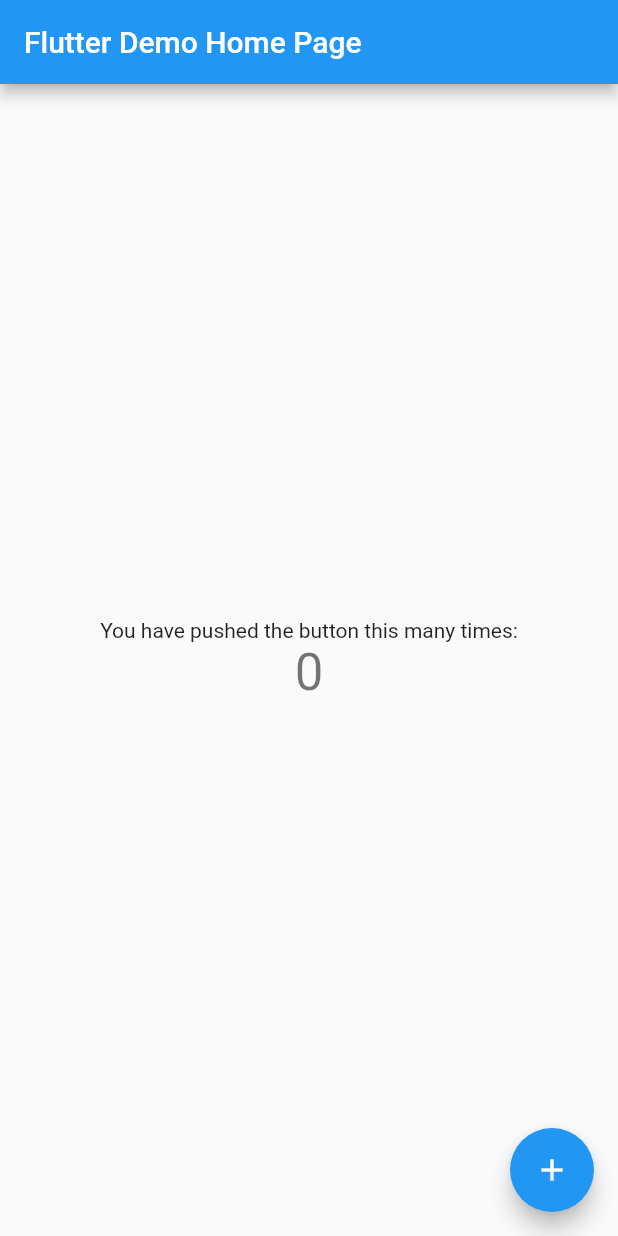
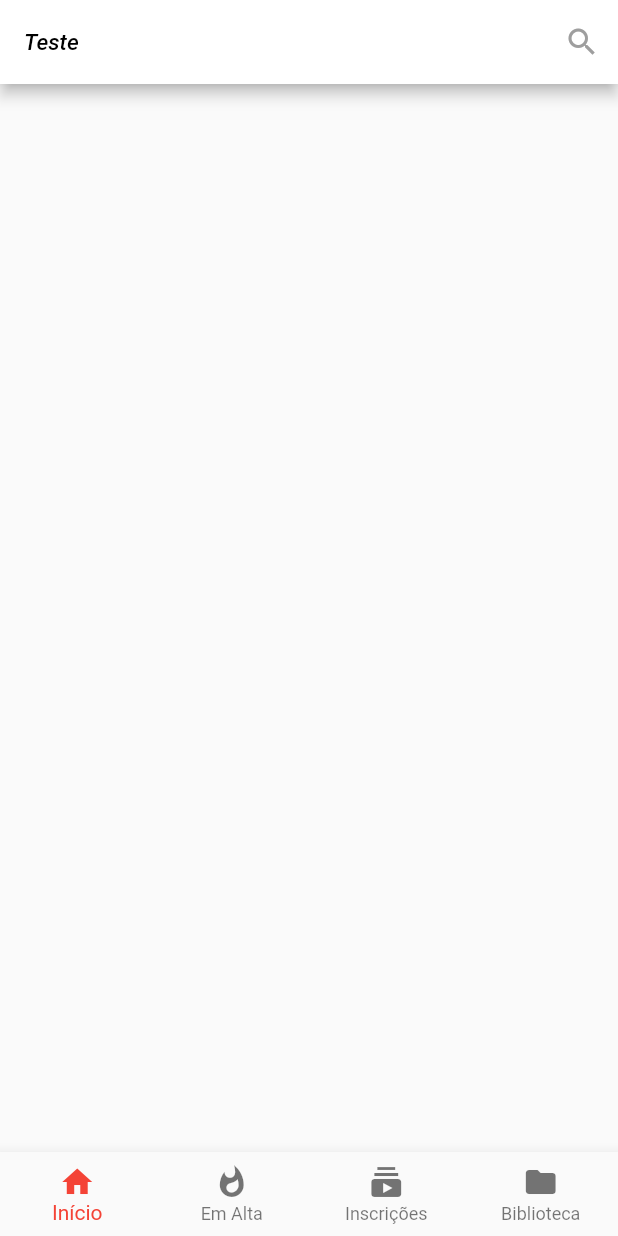
Before and after one commit to leonardo-mayrink-dev/flutter-business-template, a Flutter app: the screen it shows after launch, on a phone screen of 412 x 824 dp. Run offline on Flutter 3.47's test engine with Material 2 defaults, Android fonts, the phone set to English and light mode, and no system bars.

Commit message:
adding new screens

```diff
--- /dev/null
+++ b/flutter_business_template/lib/0_presenter/screens/begin.dart
@@ -0,0 +1,15 @@
+import 'package:flutter/material.dart';
+
+class Begin extends StatefulWidget {
+  const Begin({Key? key}) : super(key: key);
+
+  @override
+  State<Begin> createState() => _BeginState();
+}
+
+class _BeginState extends State<Begin> {
+  @override
+  Widget build(BuildContext context) {
+    return Container();
+  }
+}
--- /dev/null
+++ b/flutter_business_template/lib/0_presenter/screens/home.dart
@@ -0,0 +1,97 @@
+import 'package:flutter/material.dart';
+import 'package:flutter_business_template/0_presenter/screens/begin.dart';
+import 'package:flutter_business_template/0_presenter/screens/inscription.dart';
+import 'package:flutter_business_template/0_presenter/screens/library.dart';
+import 'package:flutter_business_template/0_presenter/screens/trend.dart';
+
+class Home extends StatefulWidget {
+  const Home({Key? key}) : super(key: key);
+
+  @override
+  State<Home> createState() => _HomeState();
+}
+
+class _HomeState extends State<Home> {
+  int _indiceAtual = 0;
+  String? _resultado = "";
+
+  @override
+  Widget build(BuildContext context) {
+    List<Widget> telas = [Begin(), Trend(), Inscription(), Library()];
+
+    return Scaffold(
+      appBar: AppBar(
+        iconTheme: IconThemeData(color: Colors.grey),
+        backgroundColor: Colors.white,
+        title: Text(
+          "Teste",
+          style: TextStyle(
+              fontSize: 15, fontStyle: FontStyle.italic, color: Colors.black),
+        ), //Image.asset("images/youtube.png", width: 98, height: 22),
+        actions: [
+          IconButton(
+            icon: Icon(Icons.search),
+            onPressed: () => null,
+            // onPressed: () async {
+            //   String? res = await showSearch(
+            //       context: context, delegate: CustomSearchDelegate());
+
+            //   setState(() {
+            //     _resultado = res;
+            //   });
+            //   print(res);
+            // },
+          ),
+          /*
+          IconButton(
+            icon: Icon(Icons.videocam),
+            onPressed: () {
+              print("acao: videocam");
+            },
+          ),
+
+          IconButton(
+            icon: Icon(Icons.account_circle),
+            onPressed: () {
+              print("acao: conta");
+            },
+          )
+          */
+        ],
+      ),
+      body: Container(
+        padding: EdgeInsets.all(16),
+        child: telas[_indiceAtual],
+      ),
+      bottomNavigationBar: BottomNavigationBar(
+        currentIndex: _indiceAtual,
+        onTap: (indice) {
+          setState(() {
+            _indiceAtual = indice;
+          });
+        },
+        type: BottomNavigationBarType.fixed,
+        fixedColor: Colors.red,
+        items: [
+          BottomNavigationBarItem(
+            // backgroundColor: Colors.orange,
+            label: "Início",
+            icon: Icon(Icons.home),
+          ),
+          BottomNavigationBarItem(
+              // backgroundColor: Colors.red,
+              label: "Em Alta",
+              icon: Icon(Icons.whatshot)),
+          BottomNavigationBarItem(
+              // backgroundColor: Colors.blue,
+              label: "Inscrições",
+              icon: Icon(Icons.subscriptions)),
+          BottomNavigationBarItem(
+              // backgroundColor: Colors.green,
+              label: "Biblioteca",
+              icon: Icon(Icons.folder))
+        ],
+      ),
+    );
+  }
+}
--- a/flutter_business_template/lib/main.dart
+++ b/flutter_business_template/lib/main.dart
@@ -1,115 +1,9 @@
 import 'package:flutter/material.dart';
+import 'package:flutter_business_template/0_presenter/screens/home.dart';
 
 void main() {
-  runApp(const MyApp());
+  runApp(MaterialApp(
+    home: Home(),
+    debugShowCheckedModeBanner: false,
+  ));
 }
-
-class MyApp extends StatelessWidget {
-  const MyApp({Key? key}) : super(key: key);
-
-  // This widget is the root of your application.
-  @override
-  Widget build(BuildContext context) {
-    return MaterialApp(
-      title: 'Flutter Demo',
-      theme: ThemeData(
-        // This is the theme of your application.
-        //
-        // Try running your application with "flutter run". You'll see the
-        // application has a blue toolbar. Then, without quitting the app, try
-        // changing the primarySwatch below to Colors.green and then invoke
-        // "hot reload" (press "r" in the console where you ran "flutter run",
-        // or simply save your changes to "hot reload" in a Flutter IDE).
-        // Notice that the counter didn't reset back to zero; the application
-        // is not restarted.
-        primarySwatch: Colors.blue,
-      ),
-      home: const MyHomePage(title: 'Flutter Demo Home Page'),
-    );
-  }
-}
-
-class MyHomePage extends StatefulWidget {
-  const MyHomePage({Key? key, required this.title}) : super(key: key);
-
-  // This widget is the home page of your application. It is stateful, meaning
-  // that it has a State object (defined below) that contains fields that affect
-  // how it looks.
-
-  // This class is the configuration for the state. It holds the values (in this
-  // case the title) provided by the parent (in this case the App widget) and
-  // used by the build method of the State. Fields in a Widget subclass are
-  // always marked "final".
-
-  final String title;
-
-  @override
-  State<MyHomePage> createState() => _MyHomePageState();
-}
-
-class _MyHomePageState extends State<MyHomePage> {
-  int _counter = 0;
-
-  void _incrementCounter() {
-    setState(() {
-      // This call to setState tells the Flutter framework that something has
-      // changed in this State, which causes it to rerun the build method below
-      // so that the display can reflect the updated values. If we changed
-      // _counter without calling setState(), then the build method would not be
-      // called again, and so nothing would appear to happen.
-      _counter++;
-    });
-  }
-
-  @override
-  Widget build(BuildContext context) {
-    // This method is rerun every time setState is called, for instance as done
-    // by the _incrementCounter method above.
-    //
-    // The Flutter framework has been optimized to make rerunning build methods
-    // fast, so that you can just rebuild anything that needs updating rather
-    // than having to individually change instances of widgets.
-    return Scaffold(
-      appBar: AppBar(
-        // Here we take the value from the MyHomePage object that was created by
-        // the App.build method, and use it to set our appbar title.
-        title: Text(widget.title),
-      ),
-      body: Center(
-        // Center is a layout widget. It takes a single child and positions it
-        // in the middle of the parent.
-        child: Column(
-          // Column is also a layout widget. It takes a list of children and
-          // arranges them vertically. By default, it sizes itself to fit its
-          // children horizontally, and tries to be as tall as its parent.
-          //
-          // Invoke "debug painting" (press "p" in the console, choose the
-          // "Toggle Debug Paint" action from the Flutter Inspector in Android
-          // Studio, or the "Toggle Debug Paint" command in Visual Studio Code)
-          // to see the wireframe for each widget.
-          //
-          // Column has various properties to control how it sizes itself and
-          // how it positions its children. Here we use mainAxisAlignment to
-          // center the children vertically; the main axis here is the vertical
-          // axis because Columns are vertical (the cross axis would be
-          // horizontal).
-          mainAxisAlignment: MainAxisAlignment.center,
-          children: <Widget>[
-            const Text(
-              'You have pushed the button this many times:',
-            ),
-            Text(
-              '$_counter',
-              style: Theme.of(context).textTheme.headline4,
-            ),
-          ],
-        ),
-      ),
-      floatingActionButton: FloatingActionButton(
-        onPressed: _incrementCounter,
-        tooltip: 'Increment',
-        child: const Icon(Icons.add),
-      ), // This trailing comma makes auto-formatting nicer for build methods.
-    );
-  }
-}
```
Also changed, not shown: flutter_business_template/lib/0_presenter/screens/inscription.dart (added, +21 -0 lines), flutter_business_template/lib/0_presenter/screens/library.dart (added, +22 -0 lines), flutter_business_template/lib/0_presenter/screens/trend.dart (added, +22 -0 lines), 1 other file.
